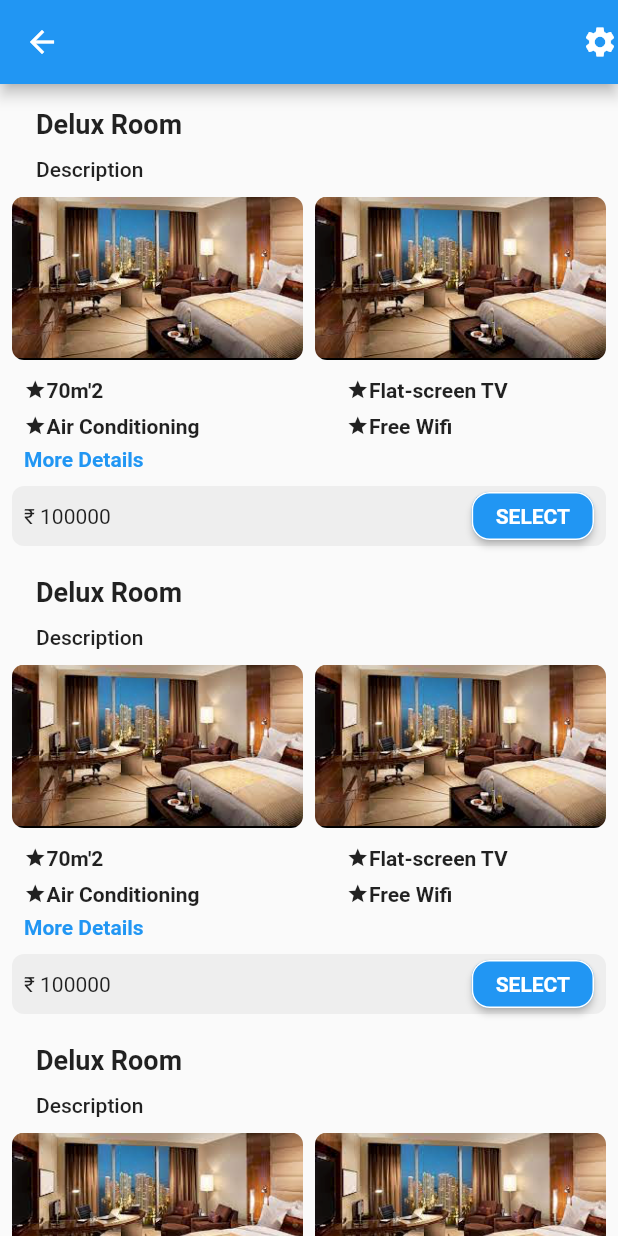
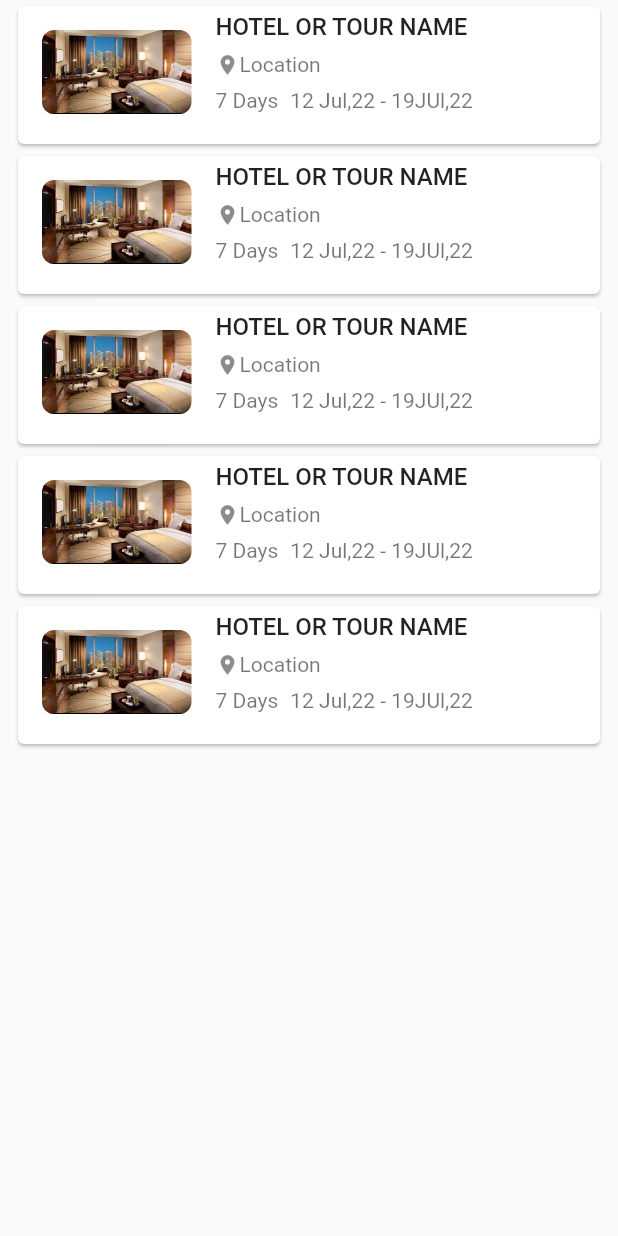
Before and after one commit to ArpitAgrawal7/flutter, a Flutter app: the screen it shows after launch, on a phone screen of 412 x 824 dp. Run offline on Flutter 3.47's test engine with Material 2 defaults, Android fonts, the light colour scheme and no system bars; our stand-ins replace bloc, flutter_bloc, flutter_rating_bar, flutter_svg.

Commit message:
working on history page

```diff
--- a/make_my_trip/lib/main.dart
+++ b/make_my_trip/lib/main.dart
@@ -2,6 +2,8 @@ import 'package:flutter/material.dart';
 import 'package:make_my_trip/pages/hotel_list_page.dart';
 import 'package:make_my_trip/pages/login_page.dart';
 import 'package:make_my_trip/pages/room_list_page.dart';
+import 'package:make_my_trip/pages/user_history_page.dart';
+import 'package:make_my_trip/widgets/history_list_view_widget.dart';
 
 void main() {
   runApp(const MyApp());
@@ -15,9 +17,11 @@ class MyApp extends StatelessWidget {
     return MaterialApp(
       debugShowCheckedModeBanner: false,
       home:
-      // LoginPage(),
-      //  HotelListPage(),
-       RoomListPage(),
+          // LoginPage(),
+          //  HotelListPage(),
+          //  RoomListPage(),
+      //    UserHistory(),
+      HistoryListViewWidget(),
     );
   }
 }
--- /dev/null
+++ b/make_my_trip/lib/widgets/history_list_view_widget.dart
@@ -0,0 +1,64 @@
+import 'package:flutter/material.dart';
+
+class HistoryListViewWidget extends StatelessWidget {
+  const HistoryListViewWidget({Key? key}) : super(key: key);
+
+  @override
+  Widget build(BuildContext context) {
+    return Scaffold(
+      body: ListView.builder(
+        shrinkWrap: true,
+        itemBuilder: (context, index) {
+          return Container(
+            height: 100,
+            width: double.infinity,
+            margin: EdgeInsets.symmetric(horizontal: 8.0),
+            child: Card(
+              child: ListTile(
+                leading: ClipRRect(
+                  borderRadius: BorderRadius.circular(8.0),
+                  child:
+                      Image.asset("assets/images/hotel.png", fit: BoxFit.fill),
+                ),
+                title: const Text(
+                  "HOTEL OR TOUR NAME",
+                  style: TextStyle(fontWeight: FontWeight.w500, fontSize: 16),
+                ),
+                subtitle: Column(
+                  children: [
+                    Padding(
+                      padding: const EdgeInsets.symmetric(vertical: 8.0),
+                      child: Row(
+                        children: const [
+                          Icon(
+                            Icons.location_on,
+                            size: 16,
+                          ),
+                          Text("Location"),
+                        ],
+                      ),
+                    ),
+                    Row(
+                      children: const [
+                        Text("7 Days"),
+                        Padding(
+                          padding: EdgeInsets.symmetric(horizontal: 8.0),
+                          child: Text("12 Jul,22 - 19JUl,22"),
+                        ),
+                      ],
+                    ),
+                  ],
+                ),
+                // trailing: Container(
+                //   color: Colors.blue,
+                //   child: const Text("₹ 100000"),
+                // ),
+              ),
+            ),
+          );
+        },
+        itemCount: 5,
+      ),
+    );
+  }
+}
--- a/make_my_trip/lib/widgets/room_list_view_widget.dart
+++ b/make_my_trip/lib/widgets/room_list_view_widget.dart
@@ -10,7 +10,8 @@ class RoomListViewWidget extends StatelessWidget {
       crossAxisAlignment: CrossAxisAlignment.start,
       children: [
         const Padding(
-          padding: EdgeInsets.only(left:24.0,right: 24.0,top:16,bottom: 6.0),
+          padding:
+              EdgeInsets.only(left: 24.0, right: 24.0, top: 16, bottom: 6.0),
           child: Text(
             "Delux Room",
             style: TextStyle(
```
Also changed, not shown: make_my_trip/lib/pages/room_list_page.dart (+18 -5 lines), make_my_trip/lib/pages/user_history_page.dart (added, +31 -0 lines).
